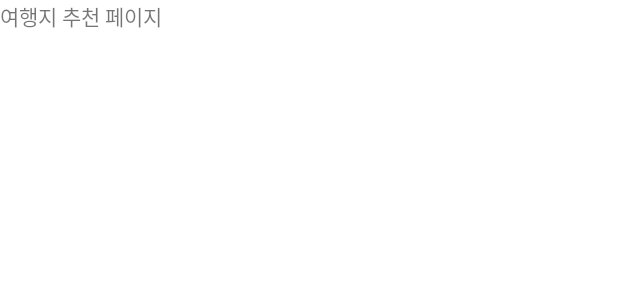
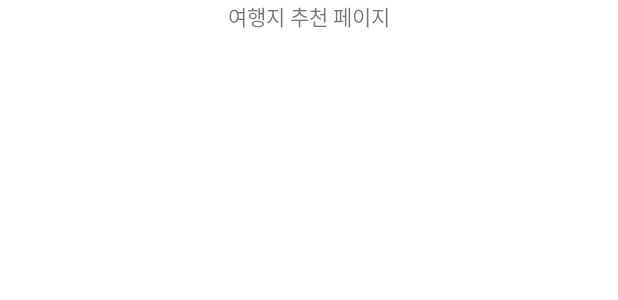
Before and after one commit to gkdnfka/Travel_Together, an Android app: the layout recommend.xml on its own in the app's theme, with its tools: preview values and no code run, on a phone screen of 412 x 824 dp. Shown: the top 300 px of the screen. Run offline under Robolectric (Android 15) with nearby library versions, the phone set to English and light mode, and no system bars.

Commit message:
date: 220420 note : 자잘한 수정사항. recommend fragment Layout 비율화

```diff
--- a/android/Capstone_Design/app/src/main/java/com/example/capstone_design/Fragmentset/Recommend.kt
+++ b/android/Capstone_Design/app/src/main/java/com/example/capstone_design/Fragmentset/Recommend.kt
@@ -87,7 +87,7 @@ class Recommend : Fragment()
 
         var catName = "Leisure"
         //이후 DB 이전 완전히 끝나면 model output type에 따라 부여예정
-        var place_list:ArrayList<PlaceInfo> = ArrayList()
+
 
         serviceRecommend.recommendplace(funcName, catName)
             .enqueue(object : Callback<ArrayList<PlaceInfo>>{
@@ -117,7 +117,7 @@ class Recommend : Fragment()
                         recView.apply {
                             layoutManager = manager
                         }
-
+                        var place_list:ArrayList<PlaceInfo> = ArrayList()
                         place_list = response.body()!!
                         if(place_list != null) {
                             val recommendAdaptor = RecommendAdaptor(place_list, view.context)
--- a/android/Capstone_Design/app/src/main/java/com/example/capstone_design/Fragmentset/SearchPlace.kt
+++ b/android/Capstone_Design/app/src/main/java/com/example/capstone_design/Fragmentset/SearchPlace.kt
@@ -99,8 +99,6 @@ class SearchPlace : Fragment() {
                             Log.d("성공", "입출력 성공")
                             var returndata = response.body()
                             if (returndata != null) {
-                                val SearchAdapter =
-                                    SearchPlaceAdaptor(returndata!!, (activity as Activity))
 
                                 var manager = LinearLayoutManager(
                                     (activity as Activity),
--- a/android/Capstone_Design/app/src/main/res/layout/recommend.xml
+++ b/android/Capstone_Design/app/src/main/res/layout/recommend.xml
@@ -4,25 +4,26 @@
     xmlns:app="http://schemas.android.com/apk/res-auto"
     android:layout_width="match_parent"
     android:layout_height="match_parent"
-    android:orientation="horizontal">
-
-    <FrameLayout
+    android:orientation="vertical"
+    android:weightSum="10"
+    >
+    <TextView
+        android:id="@+id/TestText"
         android:layout_width="match_parent"
-        android:layout_height="match_parent">
-
-        <TextView
-            android:id="@+id/TestText"
-            android:layout_width="match_parent"
-            android:layout_height="wrap_content"
-            android:text="여행지 추천 페이지" />
+        android:layout_height="0dp"
+        android:text="여행지 추천 페이지"
+        android:layout_weight="1"
+        android:textAlignment="center"
+        />
 
         <androidx.recyclerview.widget.RecyclerView
             android:id="@+id/Recommend_Spot_View"
             android:layout_width="match_parent"
-            android:layout_height="match_parent">
+            android:layout_height="0dp"
+            android:layout_weight="9">
+        </androidx.recyclerview.widget.RecyclerView>\
 
-        </androidx.recyclerview.widget.RecyclerView>
-    </FrameLayout>
+
 
 
 </LinearLayout>
```
